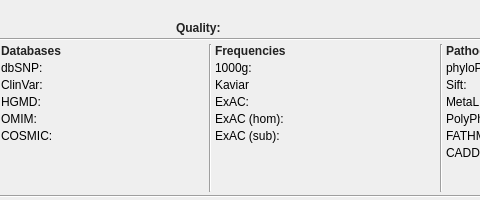
First picture: the form in src/GSvar/VariantDetailsDockWidget.ui, repository imgag/ngs-bits, before the edit; both pictures show x 205 to 685 and y 0 to 200 of the 1120 by 200 pixel window.
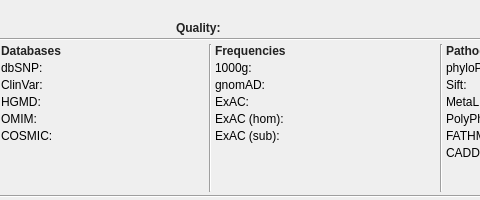
Second picture: the form after the edit. Icons and pictures are not drawn.

Commit message: Replaced Kaviar database by gnomAD.

Patch:
```diff
--- a/src/GSvar/VariantDetailsDockWidget.ui
+++ b/src/GSvar/VariantDetailsDockWidget.ui
@@ -578,7 +578,7 @@
         <item row="2" column="0">
          <widget class="QLabel" name="label_12">
           <property name="text">
-           <string>Kaviar</string>
+           <string>gnomAD:</string>
           </property>
          </widget>
         </item>
```
Left out of the diff: 2 changed lines with no effect on the pictures. The commit also changes 6 other files.
